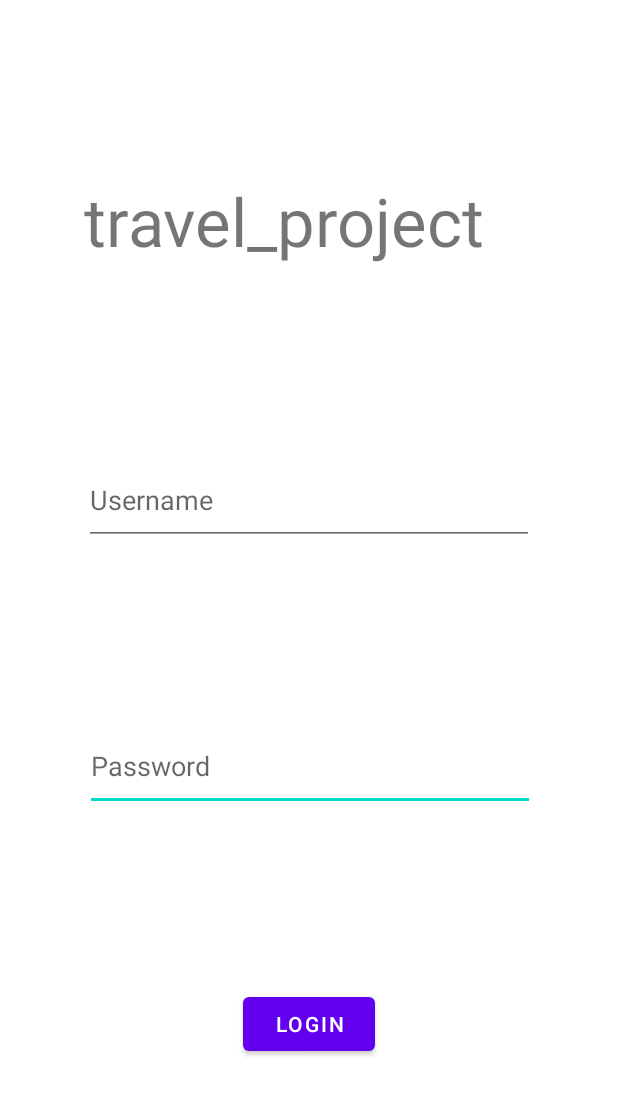
After one commit to JakeDongwanKang/travel-mobile-project, an Android app: the layout activity_title.xml on its own in the app's theme, with its tools: preview values and no code run, on a phone screen of 412 x 824 dp. The commit adds this screen. Shown: the top 1095 px of the screen. Run offline under Robolectric (Android 15) with nearby library versions, the phone set to English and light mode, and no system bars.

Commit message:
basic login page layout.

```diff
--- /dev/null
+++ b/app/src/main/java/com/example/travel_project/TitleActivity.java
@@ -0,0 +1,14 @@
+package com.example.travel_project;
+
+import android.os.Bundle;
+
+import androidx.appcompat.app.AppCompatActivity;
+
+public class TitleActivity extends AppCompatActivity {
+
+    @Override
+    protected void onCreate(Bundle savedInstanceState) {
+        super.onCreate(savedInstanceState);
+        setContentView(R.layout.activity_title);
+    }
+}
--- /dev/null
+++ b/app/src/main/res/layout/activity_title.xml
@@ -0,0 +1,54 @@
+<?xml version="1.0" encoding="utf-8"?>
+<androidx.constraintlayout.widget.ConstraintLayout xmlns:android="http://schemas.android.com/apk/res/android"
+    xmlns:app="http://schemas.android.com/apk/res-auto"
+    android:layout_width="match_parent"
+    android:layout_height="match_parent">
+
+    <TextView
+        android:id="@+id/textView"
+        android:layout_width="317dp"
+        android:layout_height="68dp"
+        android:text="@string/app_name"
+        android:textSize="20pt"
+        app:layout_constraintBottom_toTopOf="@id/editText2"
+        app:layout_constraintEnd_toEndOf="parent"
+        app:layout_constraintHorizontal_bias="0.595"
+        app:layout_constraintStart_toStartOf="parent"
+        app:layout_constraintTop_toTopOf="parent" />
+
+    <Button
+        android:id="@+id/button"
+        android:layout_width="wrap_content"
+        android:layout_height="wrap_content"
+        android:text="@string/login"
+        app:layout_constraintBottom_toBottomOf="parent"
+        app:layout_constraintEnd_toEndOf="parent"
+        app:layout_constraintStart_toStartOf="parent"
+        app:layout_constraintTop_toBottomOf="@+id/editText" />
+
+    <EditText
+        android:id="@+id/editText"
+        android:layout_width="300dp"
+        android:layout_height="60dp"
+        android:hint="@string/password"
+        android:autofillHints="@string/password"
+        android:inputType="textPassword"
+        app:layout_constraintEnd_toEndOf="parent"
+        app:layout_constraintBottom_toTopOf="@id/button"
+        app:layout_constraintHorizontal_bias="0.504"
+        app:layout_constraintStart_toStartOf="parent"
+        app:layout_constraintTop_toBottomOf="@+id/editText2" />
+
+    <EditText
+        android:id="@+id/editText2"
+        android:layout_width="300dp"
+        android:layout_height="60dp"
+        android:hint="@string/username"
+        android:autofillHints="@string/username"
+        android:inputType="textPassword"
+        app:layout_constraintBottom_toTopOf="@id/editText"
+        app:layout_constraintEnd_toEndOf="parent"
+        app:layout_constraintStart_toStartOf="parent"
+        app:layout_constraintTop_toBottomOf="@+id/textView" />
+
+</androidx.constraintlayout.widget.ConstraintLayout>
--- a/app/src/main/res/values/strings.xml
+++ b/app/src/main/res/values/strings.xml
@@ -1,3 +1,6 @@
 <resources>
     <string name="app_name">travel_project</string>
+    <string name="login">LOGIN</string>
+    <string name="username">Username</string>
+    <string name="password">Password</string>
 </resources>
```
